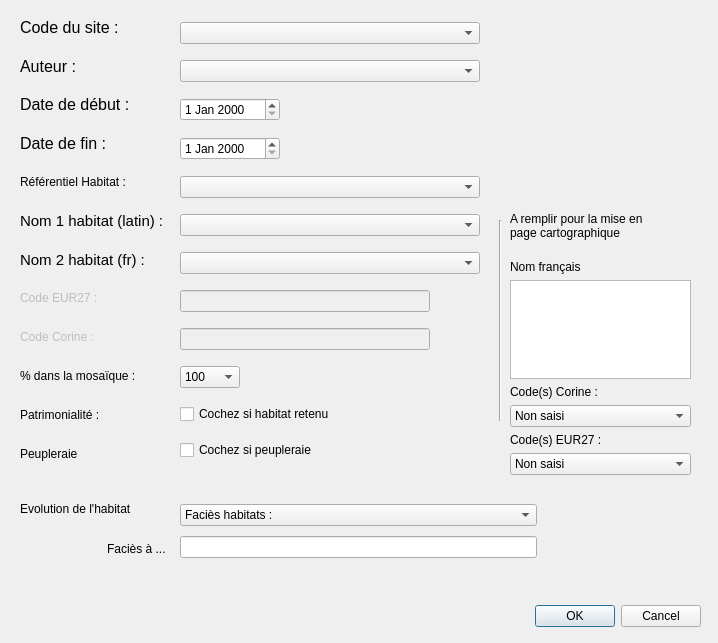
The window that ui_bdhabnat_dialog.ui (CEN-Hauts-de-France/bdhabnat_cenhdf) describes before a commit, drawn with Qt 5.
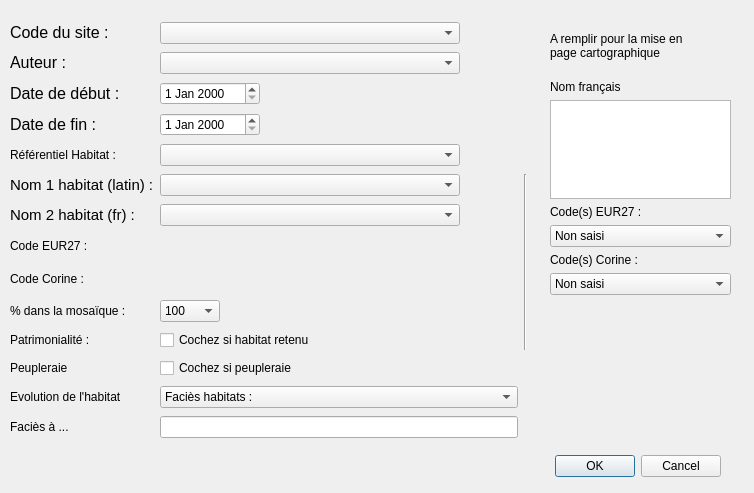
The same window after the commit.

Commit message: Issues #7 et #9 réglées. - Cbx "code corine" et"EUR27" centraux transformés en étiquettes. - Qlineedit "code corine" et "EUR27" à droite inversés pour garder le même ordre que les étiquettes.

```diff
--- a/ui_bdhabnat_dialog.ui
+++ b/ui_bdhabnat_dialog.ui
@@ -6,8 +6,8 @@
    <rect>
     <x>0</x>
     <y>0</y>
-    <width>718</width>
-    <height>643</height>
+    <width>754</width>
+    <height>493</height>
    </rect>
   </property>
   <property name="minimumSize">
@@ -37,8 +37,8 @@
   <widget class="QDialogButtonBox" name="buttonBox">
    <property name="geometry">
     <rect>
-     <x>360</x>
-     <y>600</y>
+     <x>380</x>
+     <y>450</y>
      <width>341</width>
      <height>32</height>
     </rect>
@@ -50,389 +50,11 @@
     <set>QDialogButtonBox::Cancel|QDialogButtonBox::Ok</set>
    </property>
   </widget>
-  <widget class="QWidget" name="layoutWidget">
-   <property name="geometry">
-    <rect>
-     <x>180</x>
-     <y>10</y>
-     <width>302</width>
-     <height>471</height>
-    </rect>
-   </property>
-   <layout class="QVBoxLayout" name="vlay_cbx">
-    <property name="spacing">
-     <number>4</number>
-    </property>
-    <property name="sizeConstraint">
-     <enum>QLayout::SetDefaultConstraint</enum>
-    </property>
-    <item>
-     <widget class="QComboBox" name="cbx_codesite">
-      <property name="maximumSize">
-       <size>
-        <width>300</width>
-        <height>16777215</height>
-       </size>
-      </property>
-      <property name="contextMenuPolicy">
-       <enum>Qt::DefaultContextMenu</enum>
-      </property>
-      <property name="currentText" stdset="0">
-       <string/>
-      </property>
-      <property name="currentIndex">
-       <number>-1</number>
-      </property>
-     </widget>
-    </item>
-    <item>
-     <widget class="QComboBox" name="cbx_auteur">
-      <property name="maximumSize">
-       <size>
-        <width>300</width>
-        <height>16777215</height>
-       </size>
-      </property>
-      <property name="contextMenuPolicy">
-       <enum>Qt::DefaultContextMenu</enum>
-      </property>
-      <property name="currentText" stdset="0">
-       <string/>
-      </property>
-      <property name="currentIndex">
-       <number>-1</number>
-      </property>
-     </widget>
-    </item>
-    <item>
-     <widget class="QDateEdit" name="dat_datedeb">
-      <property name="maximumSize">
-       <size>
-        <width>100</width>
-        <height>16777215</height>
-       </size>
-      </property>
-     </widget>
-    </item>
-    <item>
-     <widget class="QDateEdit" name="dat_datefin">
-      <property name="maximumSize">
-       <size>
-        <width>100</width>
-        <height>16777215</height>
-       </size>
-      </property>
-     </widget>
-    </item>
-    <item>
-     <widget class="QComboBox" name="cbx_habref">
-      <property name="maximumSize">
-       <size>
-        <width>300</width>
-        <height>16777215</height>
-       </size>
-      </property>
-      <property name="editable">
-       <bool>false</bool>
-      </property>
-      <property name="currentText" stdset="0">
-       <string/>
-      </property>
-      <property name="maxVisibleItems">
-       <number>5</number>
-      </property>
-      <property name="minimumContentsLength">
-       <number>1</number>
-      </property>
-     </widget>
-    </item>
-    <item>
-     <widget class="QComboBox" name="cbx_hablat">
-      <property name="sizePolicy">
-       <sizepolicy hsizetype="Expanding" vsizetype="Fixed">
-        <horstretch>0</horstretch>
-        <verstretch>0</verstretch>
-       </sizepolicy>
-      </property>
-      <property name="maximumSize">
-       <size>
-        <width>300</width>
-        <height>16777215</height>
-       </size>
-      </property>
-      <property name="maxVisibleItems">
-       <number>30</number>
-      </property>
-      <property name="sizeAdjustPolicy">
-       <enum>QComboBox::AdjustToMinimumContentsLength</enum>
-      </property>
-      <property name="minimumContentsLength">
-       <number>150</number>
-      </property>
-     </widget>
-    </item>
-    <item>
-     <widget class="QComboBox" name="cbx_habfr">
-      <property name="sizePolicy">
-       <sizepolicy hsizetype="Preferred" vsizetype="Fixed">
-        <horstretch>0</horstretch>
-        <verstretch>0</verstretch>
-       </sizepolicy>
-      </property>
-      <property name="maximumSize">
-       <size>
-        <width>300</width>
-        <height>16777215</height>
-       </size>
-      </property>
-     </widget>
-    </item>
-    <item>
-     <widget class="QLineEdit" name="txt_codeeur27">
-      <property name="enabled">
-       <bool>false</bool>
-      </property>
-      <property name="maximumSize">
-       <size>
-        <width>250</width>
-        <height>16777215</height>
-       </size>
-      </property>
-     </widget>
-    </item>
-    <item>
-     <widget class="QLineEdit" name="txt_codecorine">
-      <property name="enabled">
-       <bool>false</bool>
-      </property>
-      <property name="maximumSize">
-       <size>
-        <width>250</width>
-        <height>16777215</height>
-       </size>
-      </property>
-     </widget>
-    </item>
-    <item>
-     <widget class="QComboBox" name="cbx_pourcent">
-      <property name="sizePolicy">
-       <sizepolicy hsizetype="Preferred" vsizetype="Fixed">
-        <horstretch>0</horstretch>
-        <verstretch>0</verstretch>
-       </sizepolicy>
-      </property>
-      <property name="maximumSize">
-       <size>
-        <width>60</width>
-        <height>16777215</height>
-       </size>
-      </property>
-      <property name="currentIndex">
-       <number>5</number>
-      </property>
-      <item>
-       <property name="text">
-        <string>25</string>
-       </property>
-      </item>
-      <item>
-       <property name="text">
-        <string>33</string>
-       </property>
-      </item>
-      <item>
-       <property name="text">
-        <string>50</string>
-       </property>
-      </item>
-      <item>
-       <property name="text">
-        <string>66</string>
-       </property>
-      </item>
-      <item>
-       <property name="text">
-        <string>75</string>
-       </property>
-      </item>
-      <item>
-       <property name="text">
-        <string>100</string>
-       </property>
-      </item>
-     </widget>
-    </item>
-    <item>
-     <widget class="QCheckBox" name="chx_patrimoine">
-      <property name="maximumSize">
-       <size>
-        <width>300</width>
-        <height>16777215</height>
-       </size>
-      </property>
-      <property name="text">
-       <string>Cochez si habitat retenu</string>
-      </property>
-     </widget>
-    </item>
-    <item>
-     <widget class="QCheckBox" name="chx_peupleraie">
-      <property name="maximumSize">
-       <size>
-        <width>300</width>
-        <height>16777215</height>
-       </size>
-      </property>
-      <property name="text">
-       <string>Cochez si peupleraie</string>
-      </property>
-     </widget>
-    </item>
-   </layout>
-  </widget>
-  <widget class="QWidget" name="layoutWidget">
-   <property name="geometry">
-    <rect>
-     <x>20</x>
-     <y>10</y>
-     <width>147</width>
-     <height>461</height>
-    </rect>
-   </property>
-   <layout class="QVBoxLayout" name="vlay_lbl">
-    <property name="spacing">
-     <number>4</number>
-    </property>
-    <item>
-     <widget class="QLabel" name="lbl_codesite">
-      <property name="text">
-       <string>&lt;html&gt;&lt;head/&gt;&lt;body&gt;&lt;p&gt;&lt;span style=&quot; font-size:12pt;&quot;&gt;Code du site :&lt;/span&gt;&lt;/p&gt;&lt;/body&gt;&lt;/html&gt;</string>
-      </property>
-     </widget>
-    </item>
-    <item>
-     <widget class="QLabel" name="lbl_auteur">
-      <property name="text">
-       <string>&lt;html&gt;&lt;head/&gt;&lt;body&gt;&lt;p&gt;&lt;span style=&quot; font-size:12pt;&quot;&gt;Auteur :&lt;/span&gt;&lt;/p&gt;&lt;/body&gt;&lt;/html&gt;</string>
-      </property>
-      <property name="buddy">
-       <cstring>cbx_auteur</cstring>
-      </property>
-     </widget>
-    </item>
-    <item>
-     <widget class="QLabel" name="lbl_datdeb">
-      <property name="text">
-       <string>&lt;html&gt;&lt;head/&gt;&lt;body&gt;&lt;p&gt;&lt;span style=&quot; font-size:12pt;&quot;&gt;Date de début :&lt;/span&gt;&lt;/p&gt;&lt;/body&gt;&lt;/html&gt;</string>
-      </property>
-     </widget>
-    </item>
-    <item>
-     <widget class="QLabel" name="lbl_datefin">
-      <property name="text">
-       <string>&lt;html&gt;&lt;head/&gt;&lt;body&gt;&lt;p&gt;&lt;span style=&quot; font-size:12pt;&quot;&gt;Date de fin :&lt;/span&gt;&lt;/p&gt;&lt;/body&gt;&lt;/html&gt;</string>
-      </property>
-     </widget>
-    </item>
-    <item>
-     <widget class="QLabel" name="lbl_habref">
-      <property name="text">
-       <string>&lt;html&gt;&lt;head/&gt;&lt;body&gt;&lt;p&gt;Référentiel Habitat :&lt;/p&gt;&lt;/body&gt;&lt;/html&gt;</string>
-      </property>
-      <property name="buddy">
-       <cstring>cbx_habref</cstring>
-      </property>
-     </widget>
-    </item>
-    <item>
-     <widget class="QLabel" name="lbl_hablat">
-      <property name="font">
-       <font>
-        <pointsize>10</pointsize>
-        <weight>50</weight>
-        <bold>false</bold>
-       </font>
-      </property>
-      <property name="text">
-       <string>&lt;html&gt;&lt;head/&gt;&lt;body&gt;&lt;p&gt;&lt;span style=&quot; font-size:11pt;&quot;&gt;Nom 1 habitat (latin) :&lt;/span&gt;&lt;/p&gt;&lt;/body&gt;&lt;/html&gt;</string>
-      </property>
-      <property name="buddy">
-       <cstring>cbx_hablat</cstring>
-      </property>
-     </widget>
-    </item>
-    <item>
-     <widget class="QLabel" name="lbl_habfr">
-      <property name="font">
-       <font>
-        <pointsize>10</pointsize>
-       </font>
-      </property>
-      <property name="text">
-       <string>&lt;html&gt;&lt;head/&gt;&lt;body&gt;&lt;p&gt;&lt;span style=&quot; font-size:11pt;&quot;&gt;Nom 2 habitat (fr) :&lt;/span&gt;&lt;/p&gt;&lt;/body&gt;&lt;/html&gt;</string>
-      </property>
-     </widget>
-    </item>
-    <item>
-     <widget class="QLabel" name="lbl_codeeur27">
-      <property name="enabled">
-       <bool>false</bool>
-      </property>
-      <property name="text">
-       <string>&lt;html&gt;&lt;head/&gt;&lt;body&gt;&lt;p&gt;Code EUR27 :&lt;/p&gt;&lt;/body&gt;&lt;/html&gt;</string>
-      </property>
-      <property name="buddy">
-       <cstring>txt_codeeur27</cstring>
-      </property>
-     </widget>
-    </item>
-    <item>
-     <widget class="QLabel" name="lbl_codecorine">
-      <property name="enabled">
-       <bool>false</bool>
-      </property>
-      <property name="text">
-       <string>&lt;html&gt;&lt;head/&gt;&lt;body&gt;&lt;p&gt;Code Corine :&lt;/p&gt;&lt;/body&gt;&lt;/html&gt;</string>
-      </property>
-      <property name="buddy">
-       <cstring>txt_codecorine</cstring>
-      </property>
-     </widget>
-    </item>
-    <item>
-     <widget class="QLabel" name="lbl_pourcent">
-      <property name="text">
-       <string>&lt;html&gt;&lt;head/&gt;&lt;body&gt;&lt;p&gt;% dans la mosaïque :&lt;/p&gt;&lt;/body&gt;&lt;/html&gt;</string>
-      </property>
-     </widget>
-    </item>
-    <item>
-     <widget class="QLabel" name="lbl_patrimoine">
-      <property name="text">
-       <string>&lt;html&gt;&lt;head/&gt;&lt;body&gt;&lt;p&gt;Patrimonialité :&lt;/p&gt;&lt;/body&gt;&lt;/html&gt;</string>
-      </property>
-      <property name="buddy">
-       <cstring>chx_patrimoine</cstring>
-      </property>
-     </widget>
-    </item>
-    <item>
-     <widget class="QLabel" name="lbl_peupleraie">
-      <property name="text">
-       <string>Peupleraie</string>
-      </property>
-      <property name="buddy">
-       <cstring>chx_patrimoine</cstring>
-      </property>
-     </widget>
-    </item>
-   </layout>
-  </widget>
   <widget class="QLabel" name="lbl_mep_2">
    <property name="geometry">
     <rect>
-     <x>510</x>
-     <y>200</y>
+     <x>550</x>
+     <y>20</y>
      <width>161</width>
      <height>51</height>
     </rect>
@@ -447,59 +69,296 @@
     <bool>true</bool>
    </property>
   </widget>
-  <widget class="Line" name="line_2">
-   <property name="geometry">
-    <rect>
-     <x>490</x>
-     <y>220</y>
-     <width>20</width>
-     <height>201</height>
-    </rect>
-   </property>
-   <property name="orientation">
-    <enum>Qt::Vertical</enum>
-   </property>
-  </widget>
   <widget class="QWidget" name="layoutWidget">
    <property name="geometry">
     <rect>
-     <x>20</x>
-     <y>500</y>
-     <width>146</width>
-     <height>58</height>
+     <x>550</x>
+     <y>80</y>
+     <width>181</width>
+     <height>215</height>
     </rect>
    </property>
-   <layout class="QVBoxLayout" name="vertlay_lblevol">
-    <property name="spacing">
-     <number>22</number>
-    </property>
+   <layout class="QVBoxLayout" name="verticalLayout">
     <item>
-     <widget class="QLabel" name="lbl_evol">
+     <widget class="QLabel" name="label">
       <property name="text">
-       <string>Evolution de l'habitat</string>
+       <string>Nom français</string>
       </property>
      </widget>
     </item>
-    <item alignment="Qt::AlignRight">
+    <item>
+     <widget class="QTextEdit" name="textEdit"/>
+    </item>
+    <item>
+     <widget class="QLabel" name="lbl_codeeur27_mep">
+      <property name="text">
+       <string>&lt;html&gt;&lt;head/&gt;&lt;body&gt;&lt;p&gt;Code(s) EUR27 :&lt;/p&gt;&lt;/body&gt;&lt;/html&gt;</string>
+      </property>
+     </widget>
+    </item>
+    <item>
+     <widget class="QComboBox" name="cbx_eur27_mep">
+      <property name="currentIndex">
+       <number>0</number>
+      </property>
+      <item>
+       <property name="text">
+        <string>Non saisi</string>
+       </property>
+      </item>
+     </widget>
+    </item>
+    <item>
+     <widget class="QLabel" name="lbl_codecorine_mep">
+      <property name="text">
+       <string>&lt;html&gt;&lt;head/&gt;&lt;body&gt;&lt;p&gt;Code(s) Corine :&lt;/p&gt;&lt;/body&gt;&lt;/html&gt;</string>
+      </property>
+     </widget>
+    </item>
+    <item>
+     <widget class="QComboBox" name="cbx_corine_mep">
+      <property name="currentIndex">
+       <number>0</number>
+      </property>
+      <item>
+       <property name="text">
+        <string>Non saisi</string>
+       </property>
+      </item>
+     </widget>
+    </item>
+   </layout>
+  </widget>
+  <widget class="QWidget" name="">
+   <property name="geometry">
+    <rect>
+     <x>10</x>
+     <y>20</y>
+     <width>517</width>
+     <height>428</height>
+    </rect>
+   </property>
+   <layout class="QGridLayout" name="gridLayout">
+    <item row="11" column="0">
+     <widget class="QLabel" name="lbl_peupleraie">
+      <property name="text">
+       <string>Peupleraie</string>
+      </property>
+      <property name="buddy">
+       <cstring>chx_patrimoine</cstring>
+      </property>
+     </widget>
+    </item>
+    <item row="11" column="1">
+     <widget class="QCheckBox" name="chx_peupleraie">
+      <property name="maximumSize">
+       <size>
+        <width>300</width>
+        <height>16777215</height>
+       </size>
+      </property>
+      <property name="text">
+       <string>Cochez si peupleraie</string>
+      </property>
+     </widget>
+    </item>
+    <item row="1" column="1">
+     <widget class="QComboBox" name="cbx_auteur">
+      <property name="maximumSize">
+       <size>
+        <width>300</width>
+        <height>16777215</height>
+       </size>
+      </property>
+      <property name="contextMenuPolicy">
+       <enum>Qt::DefaultContextMenu</enum>
+      </property>
+      <property name="currentText" stdset="0">
+       <string/>
+      </property>
+      <property name="currentIndex">
+       <number>-1</number>
+      </property>
+     </widget>
+    </item>
+    <item row="2" column="0">
+     <widget class="QLabel" name="lbl_datdeb">
+      <property name="text">
+       <string>&lt;html&gt;&lt;head/&gt;&lt;body&gt;&lt;p&gt;&lt;span style=&quot; font-size:12pt;&quot;&gt;Date de début :&lt;/span&gt;&lt;/p&gt;&lt;/body&gt;&lt;/html&gt;</string>
+      </property>
+     </widget>
+    </item>
+    <item row="7" column="0">
+     <widget class="QLabel" name="lbl_codeeur27">
+      <property name="enabled">
+       <bool>true</bool>
+      </property>
+      <property name="text">
+       <string>&lt;html&gt;&lt;head/&gt;&lt;body&gt;&lt;p&gt;Code EUR27 :&lt;/p&gt;&lt;/body&gt;&lt;/html&gt;</string>
+      </property>
+     </widget>
+    </item>
+    <item row="7" column="1">
+     <widget class="QLabel" name="txt_codeeur27">
+      <property name="maximumSize">
+       <size>
+        <width>300</width>
+        <height>25</height>
+       </size>
+      </property>
+      <property name="baseSize">
+       <size>
+        <width>300</width>
+        <height>25</height>
+       </size>
+      </property>
+      <property name="text">
+       <string/>
+      </property>
+     </widget>
+    </item>
+    <item row="0" column="0">
+     <widget class="QLabel" name="lbl_codesite">
+      <property name="text">
+       <string>&lt;html&gt;&lt;head/&gt;&lt;body&gt;&lt;p&gt;&lt;span style=&quot; font-size:12pt;&quot;&gt;Code du site :&lt;/span&gt;&lt;/p&gt;&lt;/body&gt;&lt;/html&gt;</string>
+      </property>
+     </widget>
+    </item>
+    <item row="10" column="0">
+     <widget class="QLabel" name="lbl_patrimoine">
+      <property name="text">
+       <string>&lt;html&gt;&lt;head/&gt;&lt;body&gt;&lt;p&gt;Patrimonialité :&lt;/p&gt;&lt;/body&gt;&lt;/html&gt;</string>
+      </property>
+      <property name="buddy">
+       <cstring>chx_patrimoine</cstring>
+      </property>
+     </widget>
+    </item>
+    <item row="10" column="1">
+     <widget class="QCheckBox" name="chx_patrimoine">
+      <property name="maximumSize">
+       <size>
+        <width>300</width>
+        <height>16777215</height>
+       </size>
+      </property>
+      <property name="text">
+       <string>Cochez si habitat retenu</string>
+      </property>
+     </widget>
+    </item>
+    <item row="3" column="1">
+     <widget class="QDateEdit" name="dat_datefin">
+      <property name="maximumSize">
+       <size>
+        <width>100</width>
+        <height>16777215</height>
+       </size>
+      </property>
+     </widget>
+    </item>
+    <item row="4" column="0">
+     <widget class="QLabel" name="lbl_habref">
+      <property name="text">
+       <string>&lt;html&gt;&lt;head/&gt;&lt;body&gt;&lt;p&gt;Référentiel Habitat :&lt;/p&gt;&lt;/body&gt;&lt;/html&gt;</string>
+      </property>
+      <property name="buddy">
+       <cstring>cbx_habref</cstring>
+      </property>
+     </widget>
+    </item>
+    <item row="6" column="1">
+     <widget class="QComboBox" name="cbx_habfr">
+      <property name="sizePolicy">
+       <sizepolicy hsizetype="Preferred" vsizetype="Fixed">
+        <horstretch>0</horstretch>
+        <verstretch>0</verstretch>
+       </sizepolicy>
+      </property>
+      <property name="maximumSize">
+       <size>
+        <width>300</width>
+        <height>16777215</height>
+       </size>
+      </property>
+     </widget>
+    </item>
+    <item row="13" column="0">
      <widget class="QLabel" name="lbl_facies">
       <property name="text">
        <string>Faciès à ...</string>
       </property>
      </widget>
     </item>
-   </layout>
-  </widget>
-  <widget class="QWidget" name="layoutWidget">
-   <property name="geometry">
-    <rect>
-     <x>180</x>
-     <y>500</y>
-     <width>357</width>
-     <height>62</height>
-    </rect>
-   </property>
-   <layout class="QVBoxLayout" name="verticalLayout_2">
-    <item>
+    <item row="6" column="0">
+     <widget class="QLabel" name="lbl_habfr">
+      <property name="font">
+       <font>
+        <pointsize>10</pointsize>
+       </font>
+      </property>
+      <property name="text">
+       <string>&lt;html&gt;&lt;head/&gt;&lt;body&gt;&lt;p&gt;&lt;span style=&quot; font-size:11pt;&quot;&gt;Nom 2 habitat (fr) :&lt;/span&gt;&lt;/p&gt;&lt;/body&gt;&lt;/html&gt;</string>
+      </property>
+     </widget>
+    </item>
+    <item row="9" column="0">
+     <widget class="QLabel" name="lbl_pourcent">
+      <property name="text">
+       <string>&lt;html&gt;&lt;head/&gt;&lt;body&gt;&lt;p&gt;% dans la mosaïque :&lt;/p&gt;&lt;/body&gt;&lt;/html&gt;</string>
+      </property>
+     </widget>
+    </item>
+    <item row="9" column="1">
+     <widget class="QComboBox" name="cbx_pourcent">
+      <property name="sizePolicy">
+       <sizepolicy hsizetype="Preferred" vsizetype="Fixed">
+        <horstretch>0</horstretch>
+        <verstretch>0</verstretch>
+       </sizepolicy>
+      </property>
+      <property name="maximumSize">
+       <size>
+        <width>60</width>
+        <height>16777215</height>
+       </size>
+      </property>
+      <property name="currentIndex">
+       <number>5</number>
+      </property>
+      <item>
+       <property name="text">
+        <string>25</string>
+       </property>
+      </item>
+      <item>
+       <property name="text">
+        <string>33</string>
+       </property>
+      </item>
+      <item>
+       <property name="text">
+        <string>50</string>
+       </property>
+      </item>
+      <item>
+       <property name="text">
+        <string>66</string>
+       </property>
+      </item>
+      <item>
+       <property name="text">
+        <string>75</string>
+       </property>
+      </item>
+      <item>
+       <property name="text">
+        <string>100</string>
+       </property>
+      </item>
+     </widget>
+    </item>
+    <item row="12" column="1">
      <widget class="QComboBox" name="cbx_evol">
       <item>
        <property name="text">
@@ -588,73 +447,166 @@
       </item>
      </widget>
     </item>
-    <item>
+    <item row="5" column="1">
+     <widget class="QComboBox" name="cbx_hablat">
+      <property name="sizePolicy">
+       <sizepolicy hsizetype="Expanding" vsizetype="Fixed">
+        <horstretch>0</horstretch>
+        <verstretch>0</verstretch>
+       </sizepolicy>
+      </property>
+      <property name="maximumSize">
+       <size>
+        <width>300</width>
+        <height>16777215</height>
+       </size>
+      </property>
+      <property name="maxVisibleItems">
+       <number>30</number>
+      </property>
+      <property name="sizeAdjustPolicy">
+       <enum>QComboBox::AdjustToMinimumContentsLength</enum>
+      </property>
+      <property name="minimumContentsLength">
+       <number>150</number>
+      </property>
+     </widget>
+    </item>
+    <item row="5" column="2" rowspan="6">
+     <widget class="Line" name="line_2">
+      <property name="orientation">
+       <enum>Qt::Vertical</enum>
+      </property>
+     </widget>
+    </item>
+    <item row="0" column="1">
+     <widget class="QComboBox" name="cbx_codesite">
+      <property name="maximumSize">
+       <size>
+        <width>300</width>
+        <height>16777215</height>
+       </size>
+      </property>
+      <property name="contextMenuPolicy">
+       <enum>Qt::DefaultContextMenu</enum>
+      </property>
+      <property name="currentText" stdset="0">
+       <string/>
+      </property>
+      <property name="currentIndex">
+       <number>-1</number>
+      </property>
+     </widget>
+    </item>
+    <item row="1" column="0">
+     <widget class="QLabel" name="lbl_auteur">
+      <property name="text">
+       <string>&lt;html&gt;&lt;head/&gt;&lt;body&gt;&lt;p&gt;&lt;span style=&quot; font-size:12pt;&quot;&gt;Auteur :&lt;/span&gt;&lt;/p&gt;&lt;/body&gt;&lt;/html&gt;</string>
+      </property>
+      <property name="buddy">
+       <cstring>cbx_auteur</cstring>
+      </property>
+     </widget>
+    </item>
+    <item row="4" column="1">
+     <widget class="QComboBox" name="cbx_habref">
+      <property name="maximumSize">
+       <size>
+        <width>300</width>
+        <height>16777215</height>
+       </size>
+      </property>
+      <property name="editable">
+       <bool>false</bool>
+      </property>
+      <property name="currentText" stdset="0">
+       <string/>
+      </property>
+      <property name="maxVisibleItems">
+       <number>5</number>
+      </property>
+      <property name="minimumContentsLength">
+       <number>1</number>
+      </property>
+     </widget>
+    </item>
+    <item row="5" column="0">
+     <widget class="QLabel" name="lbl_hablat">
+      <property name="font">
+       <font>
+        <pointsize>10</pointsize>
+        <weight>50</weight>
+        <bold>false</bold>
+       </font>
+      </property>
+      <property name="text">
+       <string>&lt;html&gt;&lt;head/&gt;&lt;body&gt;&lt;p&gt;&lt;span style=&quot; font-size:11pt;&quot;&gt;Nom 1 habitat (latin) :&lt;/span&gt;&lt;/p&gt;&lt;/body&gt;&lt;/html&gt;</string>
+      </property>
+      <property name="buddy">
+       <cstring>cbx_hablat</cstring>
+      </property>
+     </widget>
+    </item>
+    <item row="13" column="1">
      <widget class="QLineEdit" name="txt_facies"/>
     </item>
-   </layout>
-  </widget>
-  <widget class="QWidget" name="layoutWidget">
-   <property name="geometry">
-    <rect>
-     <x>510</x>
-     <y>260</y>
-     <width>181</width>
-     <height>215</height>
-    </rect>
-   </property>
-   <layout class="QVBoxLayout" name="verticalLayout">
-    <item>
-     <widget class="QLabel" name="label">
-      <property name="text">
-       <string>Nom français</string>
+    <item row="2" column="1">
+     <widget class="QDateEdit" name="dat_datedeb">
+      <property name="maximumSize">
+       <size>
+        <width>100</width>
+        <height>16777215</height>
+       </size>
       </property>
      </widget>
     </item>
-    <item>
-     <widget class="QTextEdit" name="textEdit"/>
-    </item>
-    <item>
-     <widget class="QLabel" name="lbl_codecorine_mep">
+    <item row="3" column="0">
+     <widget class="QLabel" name="lbl_datefin">
       <property name="text">
-       <string>&lt;html&gt;&lt;head/&gt;&lt;body&gt;&lt;p&gt;Code(s) Corine :&lt;/p&gt;&lt;/body&gt;&lt;/html&gt;</string>
+       <string>&lt;html&gt;&lt;head/&gt;&lt;body&gt;&lt;p&gt;&lt;span style=&quot; font-size:12pt;&quot;&gt;Date de fin :&lt;/span&gt;&lt;/p&gt;&lt;/body&gt;&lt;/html&gt;</string>
       </property>
       <property name="buddy">
        <cstring>txt_codecorine</cstring>
       </property>
      </widget>
     </item>
-    <item>
-     <widget class="QComboBox" name="cbx_corine_mep">
-      <property name="currentIndex">
-       <number>0</number>
+    <item row="12" column="0">
+     <widget class="QLabel" name="lbl_evol">
+      <property name="text">
+       <string>Evolution de l'habitat</string>
       </property>
-      <item>
-       <property name="text">
-        <string>Non saisi</string>
-       </property>
-      </item>
      </widget>
     </item>
-    <item>
-     <widget class="QLabel" name="lbl_codeeur27_mep">
+    <item row="8" column="0">
+     <widget class="QLabel" name="lbl_codecorine">
+      <property name="enabled">
+       <bool>true</bool>
+      </property>
       <property name="text">
-       <string>&lt;html&gt;&lt;head/&gt;&lt;body&gt;&lt;p&gt;Code(s) EUR27 :&lt;/p&gt;&lt;/body&gt;&lt;/html&gt;</string>
+       <string>&lt;html&gt;&lt;head/&gt;&lt;body&gt;&lt;p&gt;Code Corine :&lt;/p&gt;&lt;/body&gt;&lt;/html&gt;</string>
       </property>
       <property name="buddy">
        <cstring>txt_codeeur27</cstring>
       </property>
      </widget>
     </item>
-    <item>
-     <widget class="QComboBox" name="cbx_eur27_mep">
-      <property name="currentIndex">
-       <number>0</number>
+    <item row="8" column="1">
+     <widget class="QLabel" name="txt_codecorine">
+      <property name="maximumSize">
+       <size>
+        <width>300</width>
+        <height>25</height>
+       </size>
       </property>
-      <item>
-       <property name="text">
-        <string>Non saisi</string>
-       </property>
-      </item>
+      <property name="baseSize">
+       <size>
+        <width>300</width>
+        <height>25</height>
+       </size>
+      </property>
+      <property name="text">
+       <string/>
+      </property>
      </widget>
     </item>
    </layout>
```
Left out of the diff: 20 changed lines with no effect on the pictures. The commit also changes 1 other file.
